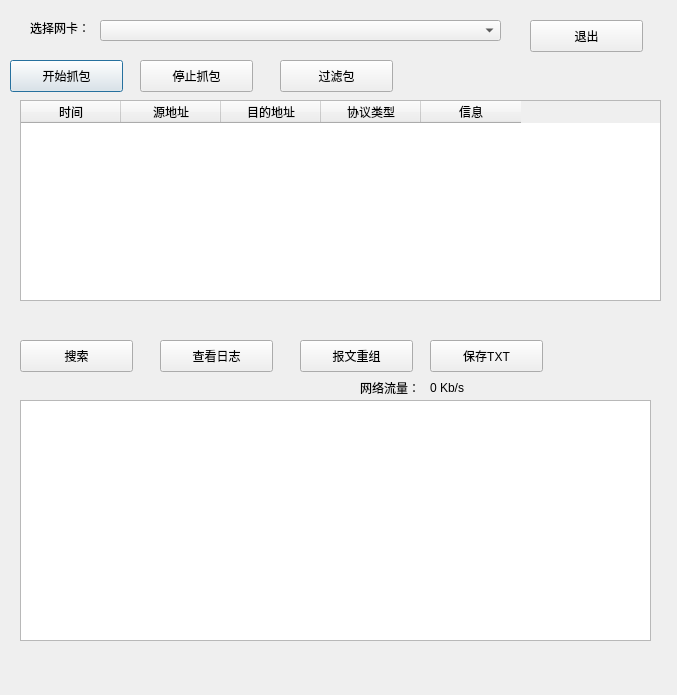
This is main.ui in cwellszhang/Sniffer as Qt 5 draws it before an edit. The edited form follows.
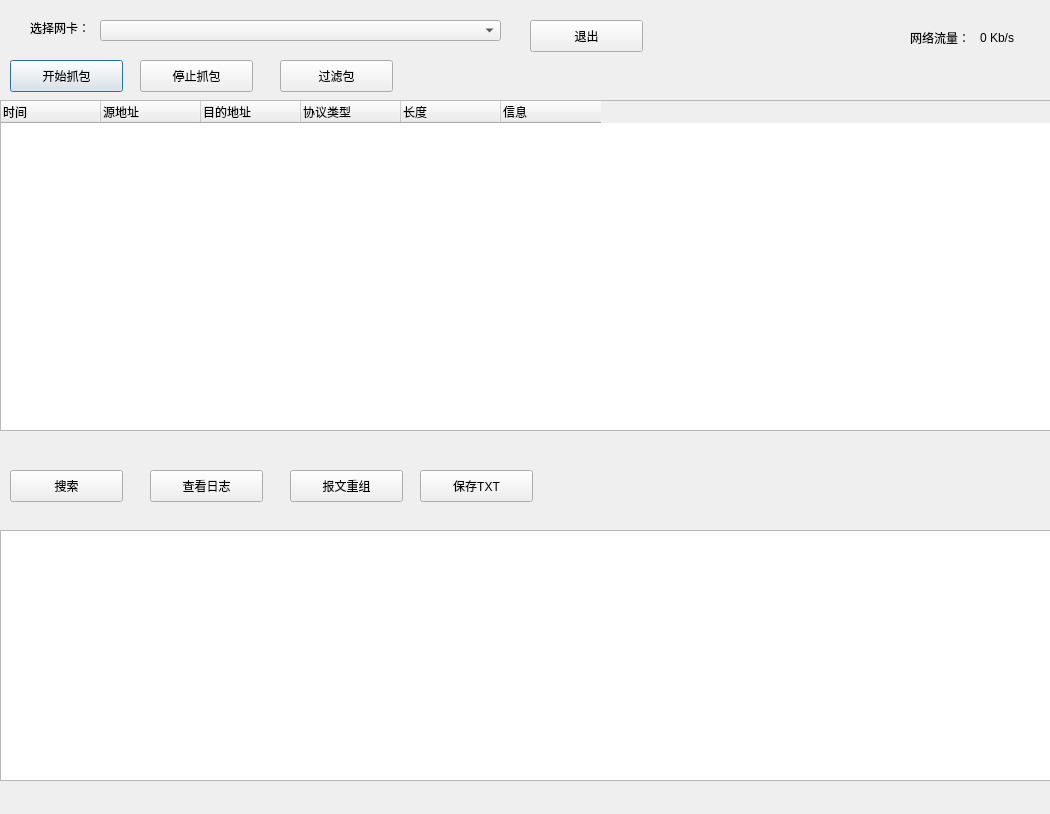
This is the edited form.

What changed in the file:
```diff
--- a/main.ui
+++ b/main.ui
@@ -6,8 +6,8 @@
    <rect>
     <x>0</x>
     <y>0</y>
-    <width>677</width>
-    <height>695</height>
+    <width>1050</width>
+    <height>814</height>
    </rect>
   </property>
   <property name="windowTitle">
@@ -68,8 +68,8 @@
   <widget class="QPushButton" name="btn_search">
    <property name="geometry">
     <rect>
-     <x>20</x>
-     <y>340</y>
+     <x>10</x>
+     <y>470</y>
      <width>113</width>
      <height>32</height>
     </rect>
@@ -81,8 +81,8 @@
   <widget class="QPushButton" name="btn_viewlog">
    <property name="geometry">
     <rect>
-     <x>160</x>
-     <y>340</y>
+     <x>150</x>
+     <y>470</y>
      <width>113</width>
      <height>32</height>
     </rect>
@@ -94,8 +94,8 @@
   <widget class="QPushButton" name="btn_recover">
    <property name="geometry">
     <rect>
-     <x>300</x>
-     <y>340</y>
+     <x>290</x>
+     <y>470</y>
      <width>113</width>
      <height>32</height>
     </rect>
@@ -107,8 +107,8 @@
   <widget class="QPushButton" name="btn_save">
    <property name="geometry">
     <rect>
-     <x>430</x>
-     <y>340</y>
+     <x>420</x>
+     <y>470</y>
      <width>113</width>
      <height>32</height>
     </rect>
@@ -133,18 +133,18 @@
   <widget class="QTextBrowser" name="textBrowser">
    <property name="geometry">
     <rect>
-     <x>20</x>
-     <y>400</y>
-     <width>631</width>
-     <height>241</height>
+     <x>0</x>
+     <y>530</y>
+     <width>1051</width>
+     <height>251</height>
     </rect>
    </property>
   </widget>
   <widget class="QLabel" name="label_2">
    <property name="geometry">
     <rect>
-     <x>360</x>
-     <y>380</y>
+     <x>910</x>
+     <y>30</y>
      <width>60</width>
      <height>16</height>
     </rect>
@@ -156,8 +156,8 @@
   <widget class="QLabel" name="label_3">
    <property name="geometry">
     <rect>
-     <x>430</x>
-     <y>380</y>
+     <x>980</x>
+     <y>30</y>
      <width>60</width>
      <height>16</height>
     </rect>
@@ -182,10 +182,10 @@
    </property>
    <property name="geometry">
     <rect>
-     <x>20</x>
+     <x>0</x>
      <y>100</y>
-     <width>641</width>
-     <height>201</height>
+     <width>1051</width>
+     <height>331</height>
     </rect>
    </property>
    <property name="focusPolicy">
@@ -206,9 +206,24 @@
    <property name="dragDropOverwriteMode">
     <bool>false</bool>
    </property>
+   <property name="alternatingRowColors">
+    <bool>true</bool>
+   </property>
+   <property name="selectionMode">
+    <enum>QAbstractItemView::ExtendedSelection</enum>
+   </property>
+   <property name="selectionBehavior">
+    <enum>QAbstractItemView::SelectRows</enum>
+   </property>
    <property name="showGrid">
     <bool>false</bool>
    </property>
+   <property name="gridStyle">
+    <enum>Qt::DashLine</enum>
+   </property>
+   <property name="sortingEnabled">
+    <bool>true</bool>
+   </property>
    <property name="wordWrap">
     <bool>false</bool>
    </property>
@@ -225,7 +240,7 @@
     <number>100</number>
    </attribute>
    <attribute name="verticalHeaderVisible">
-    <bool>false</bool>
+    <bool>true</bool>
    </attribute>
    <attribute name="verticalHeaderDefaultSectionSize">
     <number>18</number>
@@ -238,7 +253,7 @@
      <string notr="true">时间</string>
     </property>
     <property name="textAlignment">
-     <set>AlignCenter</set>
+     <set>AlignLeading|AlignVCenter</set>
     </property>
    </column>
    <column>
@@ -246,7 +261,7 @@
      <string>源地址</string>
     </property>
     <property name="textAlignment">
-     <set>AlignCenter</set>
+     <set>AlignLeading|AlignVCenter</set>
     </property>
    </column>
    <column>
@@ -254,7 +269,7 @@
      <string>目的地址</string>
     </property>
     <property name="textAlignment">
-     <set>AlignCenter</set>
+     <set>AlignLeading|AlignVCenter</set>
     </property>
    </column>
    <column>
@@ -262,7 +277,15 @@
      <string>协议类型</string>
     </property>
     <property name="textAlignment">
-     <set>AlignCenter</set>
+     <set>AlignLeading|AlignVCenter</set>
+    </property>
+   </column>
+   <column>
+    <property name="text">
+     <string>长度</string>
+    </property>
+    <property name="textAlignment">
+     <set>AlignLeading|AlignVCenter</set>
     </property>
    </column>
    <column>
@@ -270,7 +293,7 @@
      <string>信息</string>
     </property>
     <property name="textAlignment">
-     <set>AlignCenter</set>
+     <set>AlignLeading|AlignVCenter</set>
     </property>
    </column>
   </widget>
```
